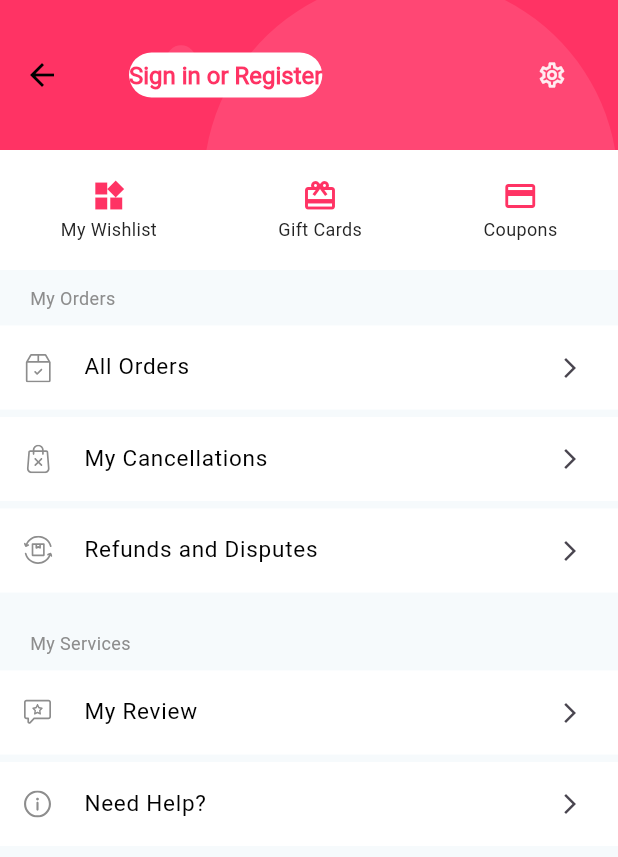
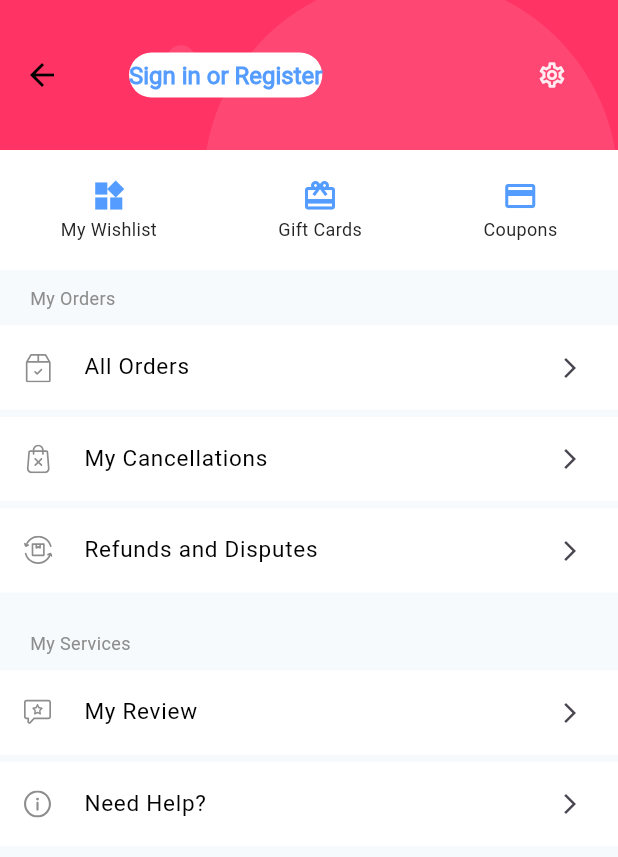
Before and after one commit to wazeefa1/Furniture-Flutter-App, a Flutter app: the Account screen opened directly, on a phone screen of 412 x 824 dp. Shown: the top 857 px of the screen. Run offline on Flutter 3.47's test engine with Material 3 defaults, Android fonts, the phone set to English and light mode, and no system bars; our stand-ins replace badges, cached_network_image, circular_countdown_timer, country_code_picker, dio, dotted_border and 30 more; missing offline and left inert: clipboard, flutter_cupertino_datetime_picker, flutter_facebook_auth, flutter_inappwebview, flutter_paystack, flutter_stripe and 11 more; accounts and stored records are empty; network calls fail.

Commit message:
App theme color update

```diff
--- a/lib/AppConfig/app_config.dart
+++ b/lib/AppConfig/app_config.dart
@@ -2,8 +2,9 @@ import 'package:flutter/material.dart';
 
 class AppConfig {
   // static const String hostUrl = 'https://spn21.spondan.com/amazcart';
-  // static const String hostUrl = 'https://demo.wazeefa.in/cam';
-  static const String hostUrl = 'https://cam.tikkabahraini.com';
+  static const String hostUrl = 'https://demo.wazeefa.in/cam';
+  // static const String hostUrl = 'https://cam.tikkabahraini.com';
+  // static const String hostUrl = 'https://ezviz.com';
 
   static String appName = 'Ezviz';
 
@@ -15,14 +16,20 @@ class AppConfig {
 
   static const String assetPath = hostUrl + '/public';
 
-  static Color loginScreenBackgroundGradient1 = Color(0xffFF3566);
+  // static Color loginScreenBackgroundGradient1 = Color(0xffFF3566);
+  static Color loginScreenBackgroundGradient1 = Color(0xff549cff);
 
-  static Color loginScreenBackgroundGradient2 = Color(0xffD7365C);
+  // static Color loginScreenBackgroundGradient2 = Color(0xffD7365C);
+  static Color loginScreenBackgroundGradient2 = Color(0xff549cff);
 
-  static String appColorScheme = "#FF3364";
+  // static String appColorScheme = "#FF3364";
+  static String appColorScheme = "#549cff";
+
+  // static const String privacyPolicyUrl =
+  //     'https://spn21.spondan.com/amazcart/privacy-policy';
 
   static const String privacyPolicyUrl =
-      'https://spn21.spondan.com/amazcart/privacy-policy';
+      'https://demo.wazeefa.in/cam/privacy-policy';
 
   static bool googleLogin = false;
 
```
